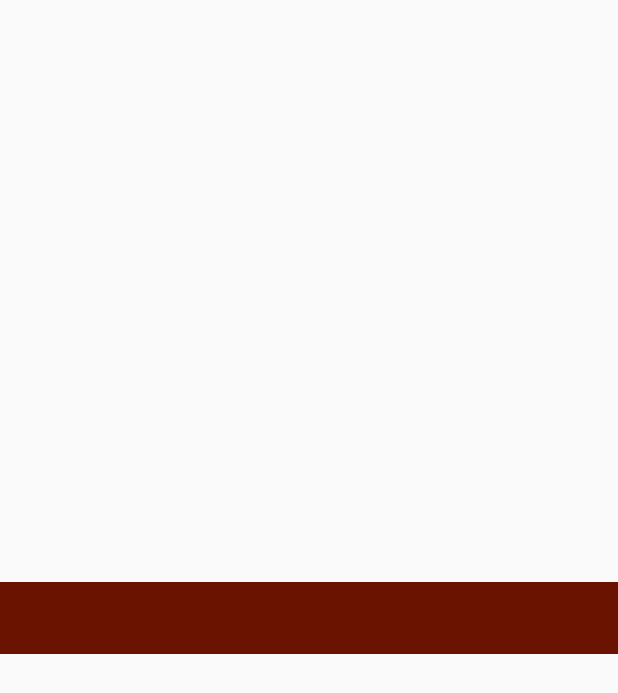
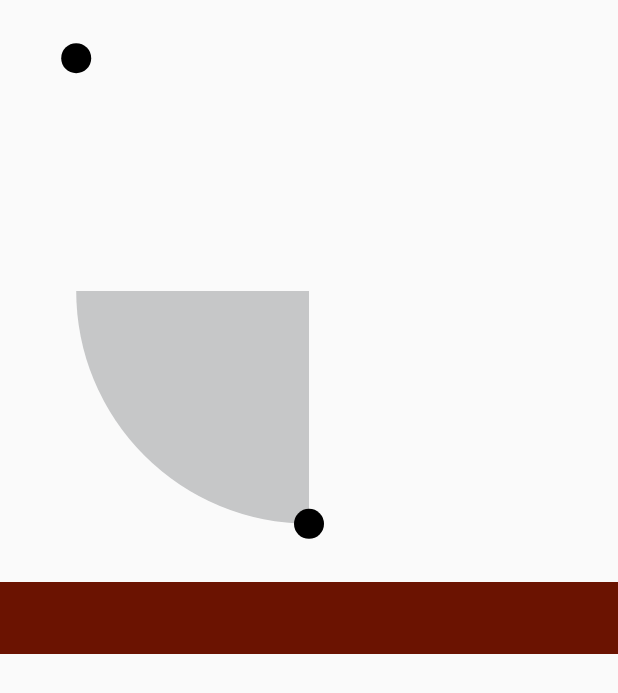
Before and after one commit to INDAPP/dynamicbrand, an Android app: the layout activity_generation.xml on its own in the app's theme, with its tools: preview values and no code run, on a phone screen of 412 x 824 dp. Shown: the top 693 px of the screen. Run offline under Robolectric (Android 15) with nearby library versions, the phone set to English and light mode, and no system bars.

Commit message:
Preliminar Logo Generation

```diff
--- /dev/null
+++ b/app/src/main/java/it/fdc/dynamicbrand/BrandImageView.java
@@ -0,0 +1,198 @@
+package it.fdc.dynamicbrand;
+
+import android.annotation.TargetApi;
+import android.content.Context;
+import android.graphics.Canvas;
+import android.graphics.Color;
+import android.graphics.Paint;
+import android.graphics.Path;
+import android.graphics.Point;
+import android.graphics.PointF;
+import android.graphics.RectF;
+import android.graphics.Shader;
+import android.os.Build;
+import android.support.v4.content.ContextCompat;
+import android.util.AttributeSet;
+import android.widget.ImageView;
+
+import java.util.ArrayList;
+import java.util.List;
+
+/**
+ * Created by Ricca on 08/07/2016.
+ */
+
+public class BrandImageView extends ImageView {
+    private final static int POINT_REF = 15;
+    private Paint mPointPaint, mAreasPaint, mPrinciplesPaint;
+    private int mColorBlue, mColorOrange, mColorGreen;
+
+    private RectF mBounds = new RectF();
+    private RectF mBoundsInset = new RectF();
+    private PointF mPoint1 = new PointF();
+    private PointF mPoint8 = new PointF();
+    private List<PointF> mPoints = new ArrayList<>();
+    private List<Float> mPointsValue = new ArrayList<>();
+    private String[] mWeight;
+
+    private int[] mPrinciples = new int[] {};
+    private boolean[] mAreas = new boolean[] {};
+
+    public BrandImageView(Context context) {
+        super(context);
+        init();
+    }
+
+    public BrandImageView(Context context, AttributeSet attrs) {
+        super(context, attrs);
+        init();
+    }
+
+    public BrandImageView(Context context, AttributeSet attrs, int defStyleAttr) {
+        super(context, attrs, defStyleAttr);
+        init();
+    }
+
+    @TargetApi(Build.VERSION_CODES.LOLLIPOP)
+    public BrandImageView(Context context, AttributeSet attrs, int defStyleAttr, int defStyleRes) {
+        super(context, attrs, defStyleAttr, defStyleRes);
+        init();
+    }
+
+    private void init() {
+        mPointPaint = new Paint(Paint.ANTI_ALIAS_FLAG);
+        mPointPaint.setColor(Color.BLACK);
+        mPointPaint.setStyle(Paint.Style.FILL_AND_STROKE);
+
+        mAreasPaint = new Paint(Paint.ANTI_ALIAS_FLAG);
+        mAreasPaint.setColor(ContextCompat.getColor(getContext(), R.color.brandAreas));
+        mAreasPaint.setStyle(Paint.Style.FILL_AND_STROKE);
+
+        mColorBlue = ContextCompat.getColor(getContext(), R.color.brandBlue);
+        mColorOrange = ContextCompat.getColor(getContext(), R.color.brandOrange);
+        mColorGreen = ContextCompat.getColor(getContext(), R.color.brandGreen);
+
+        mPrinciplesPaint = new Paint(Paint.ANTI_ALIAS_FLAG);
+        mPrinciplesPaint.setColor(mColorBlue);
+        mPrinciplesPaint.setStyle(Paint.Style.FILL_AND_STROKE);
+
+        mWeight = getResources().getStringArray(R.array.principles_weight);
+    }
+
+    @Override
+    protected void onMeasure(int widthMeasureSpec, int heightMeasureSpec){
+        int parentWidth = MeasureSpec.getSize(widthMeasureSpec);
+        int parentHeight = MeasureSpec.getSize(heightMeasureSpec);
+        int startLeft = parentWidth > parentHeight ? (parentWidth-parentHeight)/2 : 0;
+        int startTop = parentHeight > parentWidth ? (parentHeight-parentWidth)/2 : 0;
+        float size = Math.min(parentWidth, parentHeight);
+        mBounds.set(startLeft, startTop, startLeft+size, startTop+size);
+        mBoundsInset.set(mBounds);
+        mBoundsInset.inset(size/10,size/10);
+        mPoint1.set(mBoundsInset.left, mBoundsInset.top);
+        mPoint8.set(mBoundsInset.centerX(), mBoundsInset.bottom);
+        this.setMeasuredDimension(parentWidth, parentHeight);
+        super.onMeasure(widthMeasureSpec, heightMeasureSpec);
+    }
+
+    @Override
+    protected void onDraw(Canvas canvas) {
+        super.onDraw(canvas);
+
+        float startAngle = 90;
+        float sweepAngle = 90;
+
+        for (boolean area : mAreas) {
+            if (area)  sweepAngle += 22.5f;
+            else if (sweepAngle > 0) {
+                canvas.drawArc(mBoundsInset, startAngle, sweepAngle, true, mAreasPaint);
+                startAngle += sweepAngle + 22.5f;
+                sweepAngle = 0;
+            } else
+                startAngle += 22.5f;
+        }
+        if (sweepAngle > 0)
+            canvas.drawArc(mBoundsInset, startAngle, sweepAngle, true, mAreasPaint);
+
+        float unit = mBounds.width() / 10;
+        int index = 0;
+        mPoints.clear();
+        mPointsValue.clear();
+        for (int principle : mPrinciples) {
+            if (principle > 0) {
+                float x = mBounds.left + unit + index % 3 * unit * 4;
+                float y = mBounds.top + unit + index / 3 * unit * 4;
+                if (index != 0 && index != 7) {
+                    mPoints.add(new PointF(x, y));
+                    float weight = Float.valueOf(mWeight[index]);
+                    mPointsValue.add(POINT_REF * weight * principle);
+                }
+            }
+            index++;
+        }
+
+        Path triangle1, triangle2, triangle3;
+        switch (mPoints.size()) {
+            case 1:
+                triangle1 = getTriangle(mPoint1, mPoint8, mPoints.get(0));
+                triangle1.setFillType(Path.FillType.EVEN_ODD);
+                mPrinciplesPaint.setColor(mColorBlue);
+                canvas.drawPath(triangle1, mPrinciplesPaint);
+                break;
+            case 2:
+                triangle1 = getTriangle(mPoint1, mPoint8, mPoints.get(0));
+                triangle2 = getTriangle(mPoint8, mPoints.get(0), mPoints.get(1));
+                mPrinciplesPaint.setColor(mColorBlue);
+                canvas.drawPath(triangle1, mPrinciplesPaint);
+                mPrinciplesPaint.setColor(mColorGreen);
+                canvas.drawPath(triangle2, mPrinciplesPaint);
+                break;
+            case 3:
+                triangle1 = getTriangle(mPoint1, mPoint8, mPoints.get(0));
+                triangle2 = getTriangle(mPoints.get(0), mPoints.get(1), mPoints.get(2));
+                mPrinciplesPaint.setColor(mColorBlue);
+                canvas.drawPath(triangle1, mPrinciplesPaint);
+                mPrinciplesPaint.setColor(mColorOrange);
+                canvas.drawPath(triangle2, mPrinciplesPaint);
+                break;
+            case 4:
+                triangle1 = getTriangle(mPoint1, mPoint8, mPoints.get(0));
+                triangle2 = getTriangle(mPoints.get(0), mPoints.get(1), mPoints.get(2));
+                triangle3 = getTriangle(mPoints.get(0), mPoints.get(1), mPoints.get(3));
+                mPrinciplesPaint.setColor(mColorBlue);
+                canvas.drawPath(triangle1, mPrinciplesPaint);
+                mPrinciplesPaint.setColor(mColorOrange);
+                canvas.drawPath(triangle2, mPrinciplesPaint);
+                mPrinciplesPaint.setColor(mColorGreen);
+                canvas.drawPath(triangle3, mPrinciplesPaint);
+                break;
+        }
+
+        canvas.drawCircle(mPoint1.x, mPoint1.y, POINT_REF, mPointPaint);
+        canvas.drawCircle(mPoint8.x, mPoint8.y, POINT_REF, mPointPaint);
+        for (int i=0; i<mPoints.size(); i++) {
+            PointF p = mPoints.get(i);
+            float r = mPointsValue.get(i);
+            canvas.drawCircle(p.x,p.y,r,mPointPaint);
+        }
+    }
+
+    public void setData(int[] principles, boolean[] areas) {
+        this.mPrinciples = principles;
+        this.mAreas = areas;
+        this.invalidate();
+    }
+
+    private Path getTriangle(PointF p1, PointF p2, PointF p3) {
+        Path triangle = new Path();
+        triangle.moveTo(p1.x,p1.y);
+        triangle.lineTo(p2.x,p2.y);
+//        triangle.moveTo(p2.x,p2.y);
+        triangle.lineTo(p3.x, p3.y);
+//        triangle.moveTo(p3.x, p3.y);
+        triangle.lineTo(p1.x, p1.y);
+        triangle.close();
+
+        return triangle;
+    }
+}
--- a/app/src/main/res/layout/activity_generation.xml
+++ b/app/src/main/res/layout/activity_generation.xml
@@ -7,7 +7,8 @@
     android:layout_height="match_parent"
     android:orientation="vertical"
     tools:context="it.fdc.dynamicbrand.GenerationActivity">
-    <ImageView
+
+    <it.fdc.dynamicbrand.BrandImageView
         android:id="@+id/imageView"
         android:layout_width="match_parent"
         android:layout_height="0dp"
--- a/app/src/main/res/values/colors.xml
+++ b/app/src/main/res/values/colors.xml
@@ -3,4 +3,10 @@
     <color name="colorPrimary">#6b1301</color>
     <color name="colorPrimaryDark">#3d0b01</color>
     <color name="colorAccent">#FFF</color>
+
+    <color name="brandPoints">#000</color>
+    <color name="brandAreas">#C6C7C8</color>
+    <color name="brandBlue">#80006AB3</color>
+    <color name="brandOrange">#80F29400</color>
+    <color name="brandGreen">#8097BF0D</color>
 </resources>
--- a/app/src/main/res/values/strings.xml
+++ b/app/src/main/res/values/strings.xml
@@ -27,6 +27,18 @@
         <item>5</item>
     </string-array>
 
+    <string-array name="principles_weight">
+        <item>0.77</item>
+        <item>0.57</item>
+        <item>0.60</item>
+        <item>0.77</item>
+        <item>0.48</item>
+        <item>0.92</item>
+        <item>0.35</item>
+        <item>0.31</item>
+        <item>0.20</item>
+    </string-array>
+
     <string-array name="areas_titles">
         <item>A Cultura, arte</item>
         <item>B Progettazione e design</item>
```
Also changed, not shown: app/src/main/java/it/fdc/dynamicbrand/GenerationActivity.java (+18 -1 lines).
